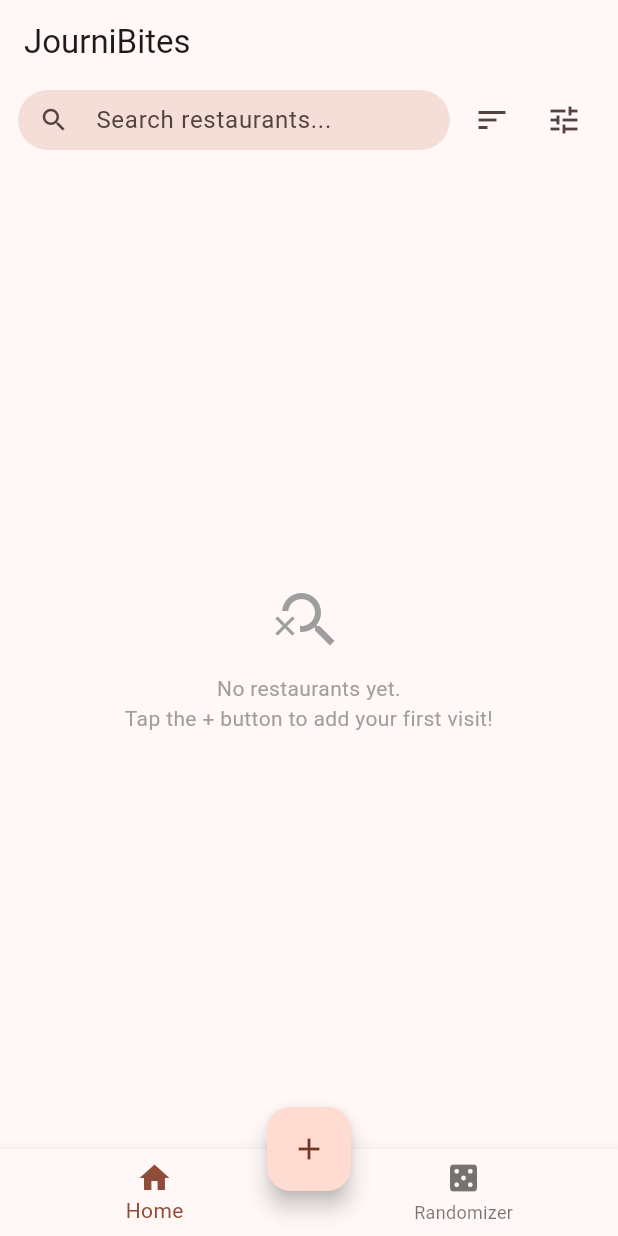
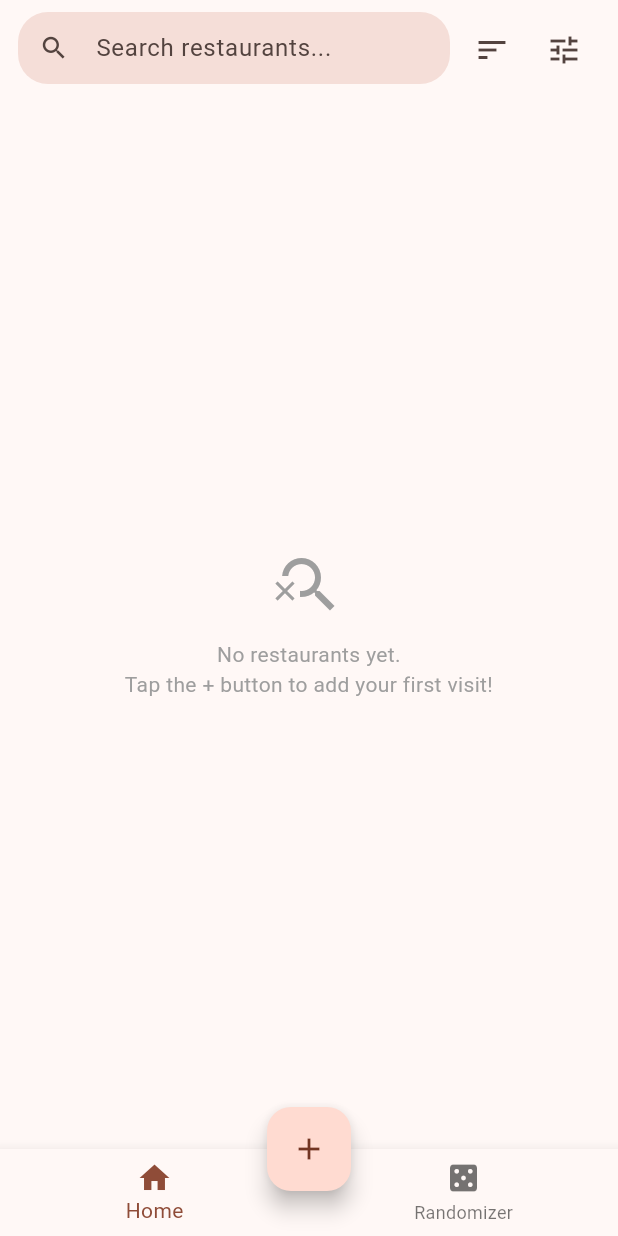
Before and after one commit to Noitaaaaaa/Journibites, a Flutter app: the screen it shows after launch, on a phone screen of 412 x 824 dp. Run offline on Flutter 3.47's test engine with Material 3 defaults, Android fonts, the light colour scheme and no system bars; our stand-ins replace geocoding, geolocator, go_router, image_picker, sqflite; accounts and stored records are empty.

Commit message:
Fixed Homepage

```diff
--- a/lib/main.dart
+++ b/lib/main.dart
@@ -94,6 +94,7 @@ class JourniBitesApp extends StatelessWidget {
   Widget build(BuildContext context) {
     return MaterialApp.router(
       title: 'JourniBites',
+      debugShowCheckedModeBanner: false,
       theme: ThemeData(
         colorSchemeSeed: Colors.deepOrange,
         useMaterial3: true,
--- a/lib/screens/home_screen.dart
+++ b/lib/screens/home_screen.dart
@@ -318,17 +318,16 @@ class _HomeScreenState extends State<HomeScreen> {
 
     return Scaffold(
       appBar: AppBar(
-        title: const Text('JourniBites'),
+        toolbarHeight: 0,
          bottom: PreferredSize(
-          preferredSize: const Size.fromHeight(56),
+          preferredSize: const Size.fromHeight(66),
            child: Padding(
              padding: const EdgeInsets.fromLTRB(12, 0, 12, 8),
                child: Row(
                 children: [
-                // Search bar
                  Expanded(
                    child: SizedBox(
-                    height: 40,
+                     height: 50,
                      child: TextField(
                       controller: _searchController,
                       decoration: InputDecoration(
```
Also changed, not shown: 1 other file. Lines whose indentation alone changed are shown as unchanged.
